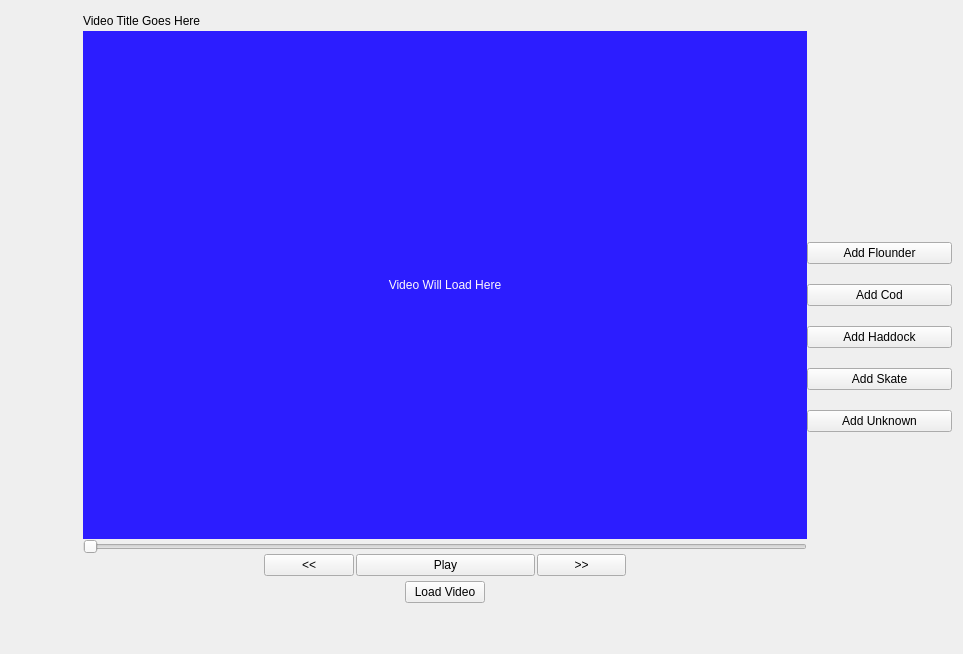
This is FishGUI/mainwindow.ui in cvisionai/Tator-Native as Qt 5 draws it before an edit. The edited form follows.
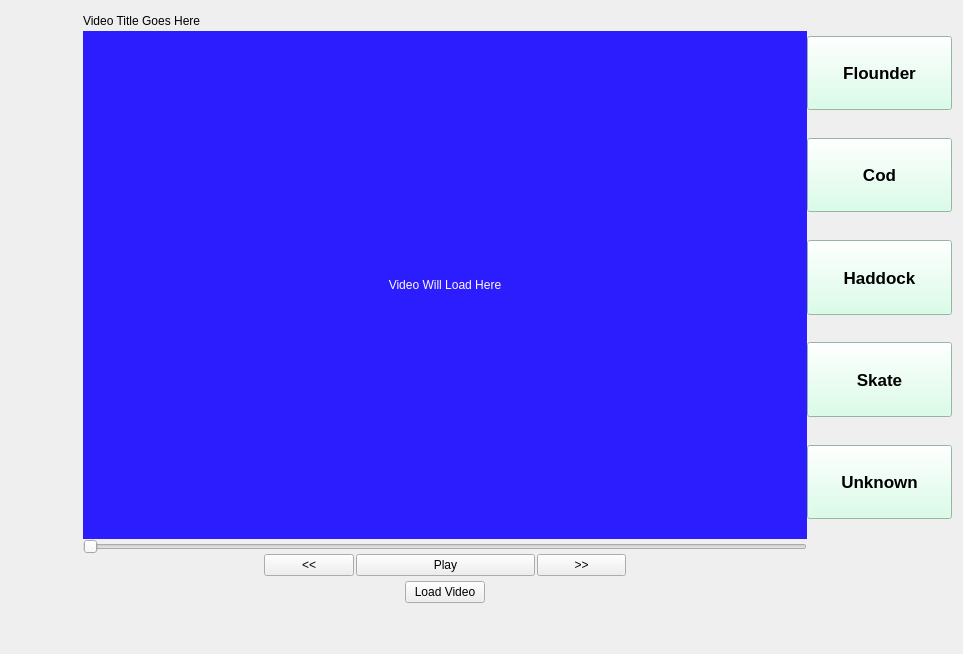
This is the edited form.

Patch:
```diff
--- a/FishGUI/mainwindow.ui
+++ b/FishGUI/mainwindow.ui
@@ -13,6 +13,9 @@
   <property name="windowTitle">
    <string>Form</string>
   </property>
+  <property name="autoFillBackground">
+   <bool>true</bool>
+  </property>
   <layout class="QVBoxLayout" name="verticalLayout">
    <item>
     <layout class="QHBoxLayout" name="horizontalLayout_6" stretch="1,10,2">
@@ -319,7 +322,10 @@
       </layout>
      </item>
      <item>
-      <layout class="QVBoxLayout" name="countingControlsLayout">
+      <layout class="QVBoxLayout" name="countingControlsLayout" stretch="1,3,1,3,1,3,1,3,1,3,5">
+       <property name="spacing">
+        <number>3</number>
+       </property>
        <item>
         <spacer name="verticalSpacer_10">
          <property name="orientation">
@@ -328,28 +334,53 @@
          <property name="sizeHint" stdset="0">
           <size>
            <width>20</width>
-           <height>40</height>
-          </size>
-         </property>
-        </spacer>
-       </item>
-       <item>
-        <spacer name="horizontalSpacer_4">
-         <property name="orientation">
-          <enum>Qt::Horizontal</enum>
-         </property>
-         <property name="sizeHint" stdset="0">
-          <size>
-           <width>40</width>
-           <height>20</height>
+           <height>30</height>
           </size>
          </property>
         </spacer>
        </item>
        <item>
         <widget class="QPushButton" name="addFlounder">
+         <property name="sizePolicy">
+          <sizepolicy hsizetype="Minimum" vsizetype="Minimum">
+           <horstretch>0</horstretch>
+           <verstretch>0</verstretch>
+          </sizepolicy>
+         </property>
+         <property name="minimumSize">
+          <size>
+           <width>0</width>
+           <height>50</height>
+          </size>
+         </property>
+         <property name="baseSize">
+          <size>
+           <width>0</width>
+           <height>0</height>
+          </size>
+         </property>
+         <property name="font">
+          <font>
+           <pointsize>13</pointsize>
+           <weight>75</weight>
+           <bold>true</bold>
+          </font>
+         </property>
+         <property name="autoFillBackground">
+          <bool>false</bool>
+         </property>
+         <property name="styleSheet">
+          <string notr="true">background-color: rgb(208, 255, 228);
+selection-background-color: rgb(1, 207, 111);</string>
+         </property>
          <property name="text">
-          <string>Add Flounder</string>
+          <string>Flounder</string>
+         </property>
+         <property name="iconSize">
+          <size>
+           <width>16</width>
+           <height>16</height>
+          </size>
          </property>
         </widget>
        </item>
@@ -371,8 +402,31 @@
        </item>
        <item>
         <widget class="QPushButton" name="addCod">
+         <property name="sizePolicy">
+          <sizepolicy hsizetype="Minimum" vsizetype="Minimum">
+           <horstretch>0</horstretch>
+           <verstretch>0</verstretch>
+          </sizepolicy>
+         </property>
+         <property name="minimumSize">
+          <size>
+           <width>0</width>
+           <height>50</height>
+          </size>
+         </property>
+         <property name="font">
+          <font>
+           <pointsize>13</pointsize>
+           <weight>75</weight>
+           <bold>true</bold>
+          </font>
+         </property>
+         <property name="styleSheet">
+          <string notr="true">background-color: rgb(208, 255, 228);
+selection-background-color: rgb(1, 207, 111);</string>
+         </property>
          <property name="text">
-          <string>Add Cod</string>
+          <string>Cod</string>
          </property>
         </widget>
        </item>
@@ -394,8 +448,31 @@
        </item>
        <item>
         <widget class="QPushButton" name="addHaddock">
+         <property name="sizePolicy">
+          <sizepolicy hsizetype="Minimum" vsizetype="Minimum">
+           <horstretch>0</horstretch>
+           <verstretch>0</verstretch>
+          </sizepolicy>
+         </property>
+         <property name="minimumSize">
+          <size>
+           <width>0</width>
+           <height>50</height>
+          </size>
+         </property>
+         <property name="font">
+          <font>
+           <pointsize>13</pointsize>
+           <weight>75</weight>
+           <bold>true</bold>
+          </font>
+         </property>
+         <property name="styleSheet">
+          <string notr="true">background-color: rgb(208, 255, 228);
+selection-background-color: rgb(1, 207, 111);</string>
+         </property>
          <property name="text">
-          <string>Add Haddock</string>
+          <string>Haddock</string>
          </property>
         </widget>
        </item>
@@ -417,8 +494,31 @@
        </item>
        <item>
         <widget class="QPushButton" name="addSkate">
+         <property name="sizePolicy">
+          <sizepolicy hsizetype="Minimum" vsizetype="Minimum">
+           <horstretch>0</horstretch>
+           <verstretch>0</verstretch>
+          </sizepolicy>
+         </property>
+         <property name="minimumSize">
+          <size>
+           <width>0</width>
+           <height>50</height>
+          </size>
+         </property>
+         <property name="font">
+          <font>
+           <pointsize>13</pointsize>
+           <weight>75</weight>
+           <bold>true</bold>
+          </font>
+         </property>
+         <property name="styleSheet">
+          <string notr="true">background-color: rgb(208, 255, 228);
+selection-background-color: rgb(1, 207, 111);</string>
+         </property>
          <property name="text">
-          <string>Add Skate</string>
+          <string>Skate</string>
          </property>
         </widget>
        </item>
@@ -441,13 +541,31 @@
        <item>
         <widget class="QPushButton" name="addUnknown">
          <property name="sizePolicy">
-          <sizepolicy hsizetype="Expanding" vsizetype="Fixed">
+          <sizepolicy hsizetype="Expanding" vsizetype="Minimum">
            <horstretch>0</horstretch>
            <verstretch>0</verstretch>
           </sizepolicy>
          </property>
+         <property name="minimumSize">
+          <size>
+           <width>0</width>
+           <height>50</height>
+          </size>
+         </property>
+         <property name="font">
+          <font>
+           <family>MS Shell Dlg 2</family>
+           <pointsize>13</pointsize>
+           <weight>75</weight>
+           <bold>true</bold>
+          </font>
+         </property>
+         <property name="styleSheet">
+          <string notr="true">background-color: rgb(208, 255, 228);
+selection-background-color: rgb(1, 207, 111);</string>
+         </property>
          <property name="text">
-          <string>Add Unknown</string>
+          <string>Unknown</string>
          </property>
         </widget>
        </item>
@@ -459,7 +577,7 @@
          <property name="sizeHint" stdset="0">
           <size>
            <width>20</width>
-           <height>40</height>
+           <height>50</height>
           </size>
          </property>
         </spacer>
```
